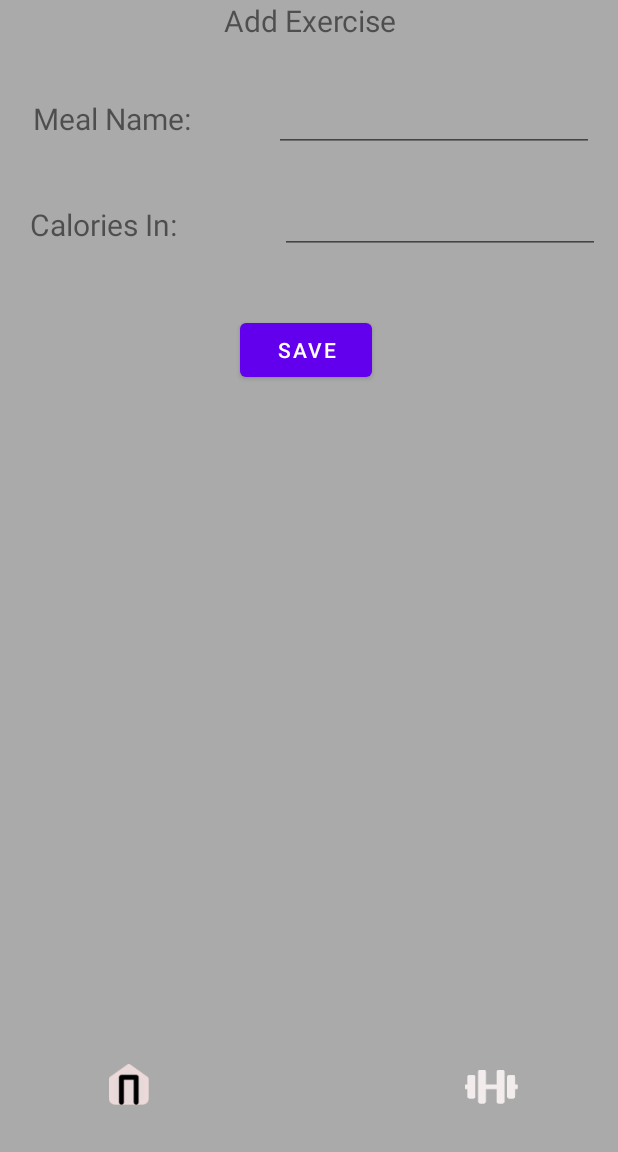
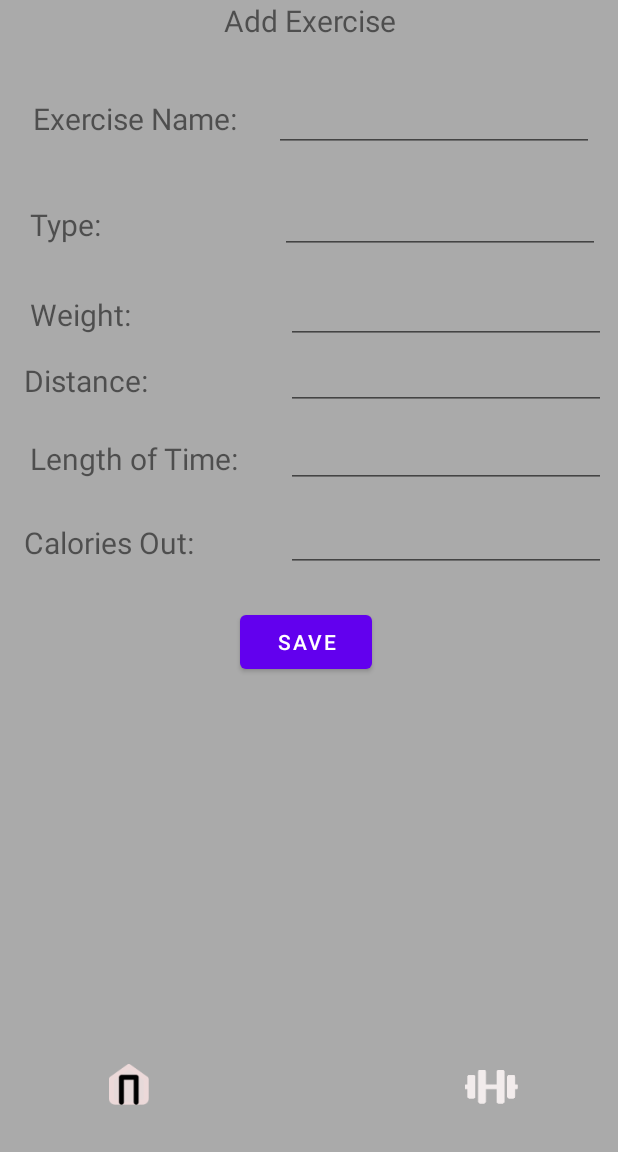
Before and after one commit to sysamroshobe/CP670-Project, an Android app: the fragment AddExerciseFragment placed in its activity, after a tap on "SAVE", on a phone screen of 412 x 824 dp, the part 84-1236 px from its top. Run offline under Robolectric (Android 15) with nearby library versions, the phone set to English and light mode, and no system bars; libraries missing offline, so code that uses them is left out: com.github.mikephil.charting, com.yarolegovich.slidingrootnav; 43 statements that could not run were skipped.

Commit message:
Add Exercise Progress

```diff
--- a/app/src/main/java/com/example/cp670_project/AddExerciseFragment.java
+++ b/app/src/main/java/com/example/cp670_project/AddExerciseFragment.java
@@ -17,30 +17,46 @@ public class AddExerciseFragment extends Fragment {
         ViewGroup root = (ViewGroup) inflater.inflate(R.layout.add_exercise_fragment, container, false);
         Account account = (Account) getArguments().getSerializable("Account");
 
-        final EditText meal_name_text_box = root.findViewById(R.id.mealName);
-        final EditText calories_in_text_box = root.findViewById(R.id.caloriesIn);
+        final EditText exercise_name_text_box = root.findViewById(R.id.exerciseName);
+        final EditText type_text_box = root.findViewById(R.id.type);
+        final EditText weight_text_box = root.findViewById(R.id.weight);
+        final EditText distance_text_box = root.findViewById(R.id.distance);
+        final EditText length_of_time_text_box = root.findViewById(R.id.lengthOfTime);
+        final EditText calories_out_text_box = root.findViewById(R.id.caloriesOut);
 
         final Button save_meal_button = root.findViewById(R.id.saveMealButton);
         save_meal_button.setOnClickListener(new View.OnClickListener() {
             @Override
             public void onClick(View v) {
-                final Editable mealName = meal_name_text_box.getText();
-                final Editable caloriesIn = calories_in_text_box.getText();
+                final Editable exerciseName = exercise_name_text_box.getText();
+                final Editable type = type_text_box.getText();
+                final Editable weight = weight_text_box.getText();
+                final Editable distance = distance_text_box.getText();
+                final Editable lengthOfTime = length_of_time_text_box.getText();
+                final Editable caloriesOut = calories_out_text_box.getText();
 
-                if (mealName.toString().length() > 0 && caloriesIn.toString().length() > 0) {
+                if (exerciseName.toString().length() > 0 && type.toString().length() > 0 && weight.toString().length() > 0
+                        && distance.toString().length() > 0 && lengthOfTime.toString().length() > 0 && caloriesOut.toString().length() > 0) {
                     try {
-                        int caloriesInt = Integer.parseInt(caloriesIn.toString());
-                        Meal newMeal = new Meal(account.getId(), mealName.toString(), caloriesInt);
+                        double weightDouble = Double.parseDouble(weight.toString());
+                        double distanceDouble = Double.parseDouble(distance.toString());
+                        double lengthOfTimeDouble = Double.parseDouble(lengthOfTime.toString());
+                        int caloriesInt = Integer.parseInt(caloriesOut.toString());
 
-                        account.addMeal(newMeal);
+                        Exercise newExercise = new Exercise(account.getId(), exerciseName.toString(), type.toString(), weightDouble, distanceDouble, lengthOfTimeDouble, caloriesInt);
+                        account.addExercise(newExercise);
 
-                        meal_name_text_box.setText("");
-                        calories_in_text_box.setText("");
+                        exercise_name_text_box.setText("");
+                        type_text_box.setText("");
+                        weight_text_box.setText("");
+                        distance_text_box.setText("");
+                        length_of_time_text_box.setText("");
+                        calories_out_text_box.setText("");
 
-                        Toast toast = Toast.makeText(getActivity(), "Meal Successfully Saved", Toast.LENGTH_LONG);
+                        Toast toast = Toast.makeText(getActivity(), "Exercise Successfully Saved", Toast.LENGTH_LONG);
                         toast.show();
                     } catch (NumberFormatException e) {
-                        Toast toast = Toast.makeText(getActivity(), "Error: Calories must be an integer", Toast.LENGTH_LONG);
+                        Toast toast = Toast.makeText(getActivity(), "Error: Weight, Distance, Length of Time must be doubles. Calories Out must be Integer.", Toast.LENGTH_LONG);
                         toast.show();
                     }
                 }
--- a/app/src/main/java/com/example/cp670_project/AddMealFragment.java
+++ b/app/src/main/java/com/example/cp670_project/AddMealFragment.java
@@ -20,8 +20,8 @@ public class AddMealFragment extends Fragment {
         ViewGroup root = (ViewGroup) inflater.inflate(R.layout.add_meal_fragment, container, false);
         account = (Account) getArguments().getSerializable("Account");
 
-        final EditText meal_name_text_box = root.findViewById(R.id.mealName);
-        final EditText calories_in_text_box = root.findViewById(R.id.caloriesIn);
+        final EditText meal_name_text_box = root.findViewById(R.id.exerciseName);
+        final EditText calories_in_text_box = root.findViewById(R.id.type);
 
         final Button save_meal_button = root.findViewById(R.id.saveMealButton);
         save_meal_button.setOnClickListener(new View.OnClickListener() {
--- a/app/src/main/java/com/example/cp670_project/MainHub.java
+++ b/app/src/main/java/com/example/cp670_project/MainHub.java
@@ -143,6 +143,8 @@ public class MainHub extends AppCompatActivity implements DrawerAdapter.OnItemSe
         Bundle bundle = new Bundle();
         bundle.putSerializable("Account", account);
 
+        System.out.println(account.getExercises().length);
+
         if (position == POS_DASHBOARD){
             DashBoardFragment dashBoardFragment = new DashBoardFragment();
             dashBoardFragment.setArguments(bundle);
--- a/app/src/main/res/layout/add_exercise_fragment.xml
+++ b/app/src/main/res/layout/add_exercise_fragment.xml
@@ -5,8 +5,96 @@
     android:layout_width="match_parent"
     android:layout_height="match_parent">
 
+    <TextView
+        android:id="@+id/textView9"
+        android:layout_width="155dp"
+        android:layout_height="35dp"
+        android:layout_marginStart="16dp"
+        android:layout_marginTop="348dp"
+        android:text="Calories Out:"
+        android:textSize="20sp"
+        app:layout_constraintStart_toStartOf="parent"
+        app:layout_constraintTop_toTopOf="parent" />
+
     <EditText
-        android:id="@+id/caloriesIn"
+        android:id="@+id/caloriesOut"
+        android:layout_width="wrap_content"
+        android:layout_height="wrap_content"
+        android:layout_marginTop="336dp"
+        android:layout_marginEnd="8dp"
+        android:ems="10"
+        android:inputType="textPersonName"
+        app:layout_constraintEnd_toEndOf="parent"
+        app:layout_constraintTop_toTopOf="parent" />
+
+    <TextView
+        android:id="@+id/textView8"
+        android:layout_width="155dp"
+        android:layout_height="35dp"
+        android:layout_marginStart="20dp"
+        android:layout_marginTop="292dp"
+        android:text="Length of Time:"
+        android:textSize="20sp"
+        app:layout_constraintStart_toStartOf="parent"
+        app:layout_constraintTop_toTopOf="parent" />
+
+    <EditText
+        android:id="@+id/lengthOfTime"
+        android:layout_width="wrap_content"
+        android:layout_height="wrap_content"
+        android:layout_marginTop="280dp"
+        android:layout_marginEnd="8dp"
+        android:ems="10"
+        android:inputType="textPersonName"
+        app:layout_constraintEnd_toEndOf="parent"
+        app:layout_constraintTop_toTopOf="parent" />
+
+    <EditText
+        android:id="@+id/distance"
+        android:layout_width="wrap_content"
+        android:layout_height="wrap_content"
+        android:layout_marginTop="228dp"
+        android:layout_marginEnd="8dp"
+        android:ems="10"
+        android:inputType="textPersonName"
+        app:layout_constraintEnd_toEndOf="parent"
+        app:layout_constraintTop_toTopOf="parent" />
+
+    <TextView
+        android:id="@+id/textView7"
+        android:layout_width="155dp"
+        android:layout_height="35dp"
+        android:layout_marginStart="16dp"
+        android:layout_marginTop="240dp"
+        android:text="Distance:"
+        android:textSize="20sp"
+        app:layout_constraintStart_toStartOf="parent"
+        app:layout_constraintTop_toTopOf="parent" />
+
+    <TextView
+        android:id="@+id/textView"
+        android:layout_width="155dp"
+        android:layout_height="35dp"
+        android:layout_marginStart="20dp"
+        android:layout_marginTop="196dp"
+        android:text="Weight:"
+        android:textSize="20sp"
+        app:layout_constraintStart_toStartOf="parent"
+        app:layout_constraintTop_toTopOf="parent" />
+
+    <EditText
+        android:id="@+id/weight"
+        android:layout_width="wrap_content"
+        android:layout_height="wrap_content"
+        android:layout_marginTop="184dp"
+        android:layout_marginEnd="8dp"
+        android:ems="10"
+        android:inputType="textPersonName"
+        app:layout_constraintEnd_toEndOf="parent"
+        app:layout_constraintTop_toTopOf="parent" />
+
+    <EditText
+        android:id="@+id/type"
         android:layout_width="wrap_content"
         android:layout_height="wrap_content"
         android:layout_marginTop="124dp"
@@ -22,7 +110,7 @@
         android:layout_height="35dp"
         android:layout_marginStart="20dp"
         android:layout_marginTop="136dp"
-        android:text="Calories In:"
+        android:text="Type:"
         android:textSize="20sp"
         app:layout_constraintStart_toStartOf="parent"
         app:layout_constraintTop_toTopOf="parent" />
@@ -45,13 +133,13 @@
         android:layout_height="35dp"
         android:layout_marginStart="22dp"
         android:layout_marginTop="65dp"
-        android:text="Meal Name:"
+        android:text="Exercise Name:"
         android:textSize="20sp"
         app:layout_constraintStart_toStartOf="parent"
         app:layout_constraintTop_toTopOf="parent" />
 
     <EditText
-        android:id="@+id/mealName"
+        android:id="@+id/exerciseName"
         android:layout_width="wrap_content"
         android:layout_height="wrap_content"
         android:layout_marginTop="56dp"
@@ -66,10 +154,11 @@
         android:layout_width="wrap_content"
         android:layout_height="wrap_content"
         android:layout_marginStart="159dp"
-        android:layout_marginTop="209dp"
+        android:layout_marginTop="404dp"
         android:layout_marginEnd="164dp"
         android:text="Save"
         app:layout_constraintEnd_toEndOf="parent"
+        app:layout_constraintHorizontal_bias="1.0"
         app:layout_constraintStart_toStartOf="parent"
         app:layout_constraintTop_toTopOf="parent" />
 
--- a/app/src/main/res/layout/add_meal_fragment.xml
+++ b/app/src/main/res/layout/add_meal_fragment.xml
@@ -6,7 +6,7 @@
     android:layout_height="match_parent">
 
     <EditText
-        android:id="@+id/caloriesIn"
+        android:id="@+id/type"
         android:layout_width="wrap_content"
         android:layout_height="wrap_content"
         android:layout_marginTop="124dp"
@@ -51,7 +51,7 @@
         app:layout_constraintTop_toTopOf="parent" />
 
     <EditText
-        android:id="@+id/mealName"
+        android:id="@+id/exerciseName"
         android:layout_width="wrap_content"
         android:layout_height="wrap_content"
         android:layout_marginTop="56dp"
```
